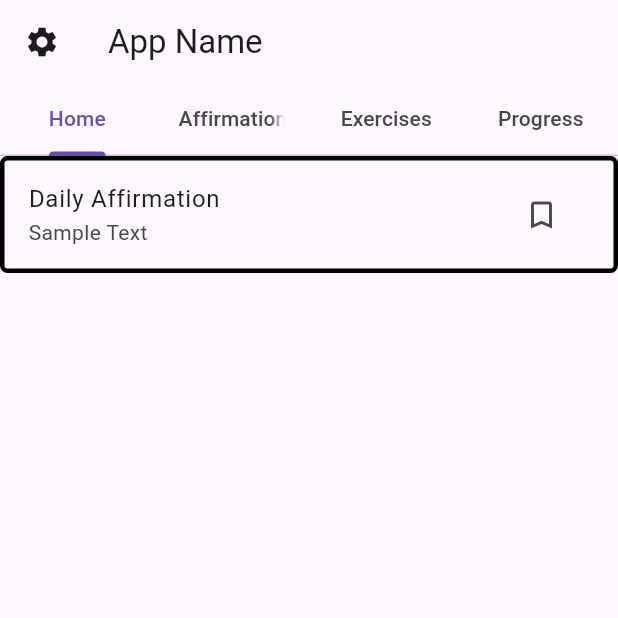
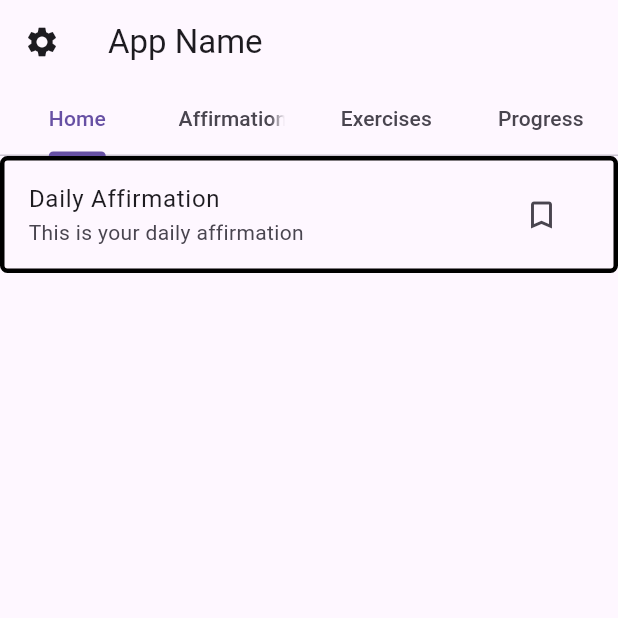
Before and after one commit to Bhati2633/HealthandWellness, a Flutter app: the screen it shows after launch, on a phone screen of 412 x 824 dp, the top half of it. Run offline on Flutter 3.47's test engine with Material 3 defaults, Android fonts, the phone set to English and light mode, and no system bars.

Commit message:
adds functioning save button on affirmations

```diff
--- /dev/null
+++ b/lib/affirmation.dart
@@ -0,0 +1,37 @@
+import 'package:flutter/material.dart';
+
+class Affirmation {
+  bool saved = false;
+  String text = '';
+  Widget icon = Icon(Icons.bookmark_outline);
+
+  Affirmation(String text) {
+    this.text = text;
+  }
+
+  void toggleSaved() {
+    saved = !saved;
+    if (saved){
+      icon = Icon(Icons.bookmark);
+    }
+    else{
+      icon = Icon(Icons.bookmark_outline);
+    }
+  }
+
+  void setText(String text) {
+    this.text = text;
+  }
+
+  Widget getIcon(){
+    return icon;
+  }
+
+  bool getSaved() {
+    return saved;
+  }
+
+  String getText() {
+    return text;
+  }
+}
--- a/lib/main.dart
+++ b/lib/main.dart
@@ -1,4 +1,5 @@
 import 'package:flutter/material.dart';
+import 'package:project01/Affirmation.dart';
 
 void main() {
   runApp(MyApp());
@@ -26,6 +27,7 @@ class TabsNonScrollableDemoState extends State<_TabsNonScrollableDemo>
   late TabController _tabController;
 
   final RestorableInt tabIndex = RestorableInt(0);
+  List<Affirmation> affirmations = [];
 
   @override
   String get restorationId => 'tab_non_scrollable_demo';
@@ -44,15 +46,12 @@ class TabsNonScrollableDemoState extends State<_TabsNonScrollableDemo>
       length: 4,
       vsync: this,
     );
+    affirmations.add(Affirmation('This is your daily affirmation'));
     _tabController.addListener(() {
       setState(() {
         tabIndex.value = _tabController.index;
       });
     });
-  }
-
-  void _save() {
-
   }
 
   void _openSettings() {
@@ -100,9 +99,15 @@ class TabsNonScrollableDemoState extends State<_TabsNonScrollableDemo>
                   child: ListTile(
 
                     title: Text('Daily Affirmation'),
-                    subtitle: (Text('Sample Text')),
-                    trailing: IconButton(onPressed: _save, icon: Icon(Icons.bookmark_outline)),
-
+                    subtitle: (Text(affirmations[0].getText())),
+                    trailing: IconButton(
+                      onPressed: () {
+                        setState(() {
+                          affirmations[0].toggleSaved();
+                        });
+                      },
+                      icon: affirmations[0].getIcon(),
+                    ),
                   ),
                 )
               ],
@@ -110,22 +115,27 @@ class TabsNonScrollableDemoState extends State<_TabsNonScrollableDemo>
           ),
           Center(
             child: Column(
-              children: [
-                Container(
-                  decoration: BoxDecoration(
-                    border: Border.all(width: 3),
-                    borderRadius: BorderRadius.circular(5),
-                  ),
-                  child: ListTile(
-
-                    title: Text('Daily Affirmation'),
-                    subtitle: (Text('Sample Text')),
-                    trailing: IconButton(onPressed: _save, icon: Icon(Icons.bookmark_outline)),
-
-                  ),
+              children: <Widget>[
+                Expanded(
+                  child: ListView.builder(
+                    itemCount: affirmations.length,
+                    itemBuilder: (context, index){
+                      return ListTile(
+                        title: Text(affirmations[index].getText()),
+                        trailing: IconButton(
+                          icon: affirmations[index].getIcon(),
+                          onPressed: () {
+                            setState(() {
+                              affirmations[index].toggleSaved();
+                            });
+                          }
+                        ),
+                      );
+                    }
+                  )
                 )
               ],
-            )
+            ),
           ),
           Center(
             child: Image.network(
```
Also changed, not shown: lib/exercise.dart (added, +24 -0 lines).
